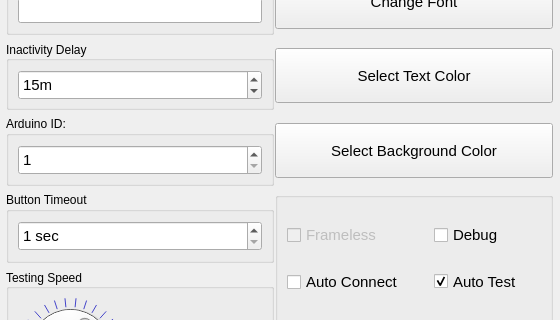
Before: the Qt Designer form QtDesigner/Settings.ui in dhahaj/EAX-Python-Interface, drawn with Qt 5; both pictures show x 0 to 560 and y 210 to 530 of the 560 by 690 pixel window.
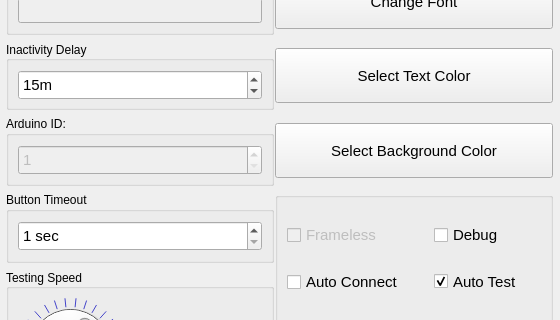
After: the same form once the commit is applied. Icons and pictures are not drawn.

Commit message: Disable lineEdit_serial and spinBox_arduino_id in Settings UI for improved user experience

Diff of the .ui file:
```diff
--- a/QtDesigner/Settings.ui
+++ b/QtDesigner/Settings.ui
@@ -523,6 +523,9 @@
      <layout class="QGridLayout" name="gridLayout_5">
       <item row="0" column="0">
        <widget class="QLineEdit" name="lineEdit_serial">
+        <property name="enabled">
+         <bool>false</bool>
+        </property>
         <property name="sizePolicy">
          <sizepolicy hsizetype="Minimum" vsizetype="Fixed">
           <horstretch>0</horstretch>
@@ -631,6 +634,9 @@
      <layout class="QHBoxLayout" name="horizontalLayout_2">
       <item>
        <widget class="QSpinBox" name="spinBox_arduino_id">
+        <property name="enabled">
+         <bool>false</bool>
+        </property>
         <property name="minimumSize">
          <size>
           <width>60</width>
```
The commit also changes 1 other file.
